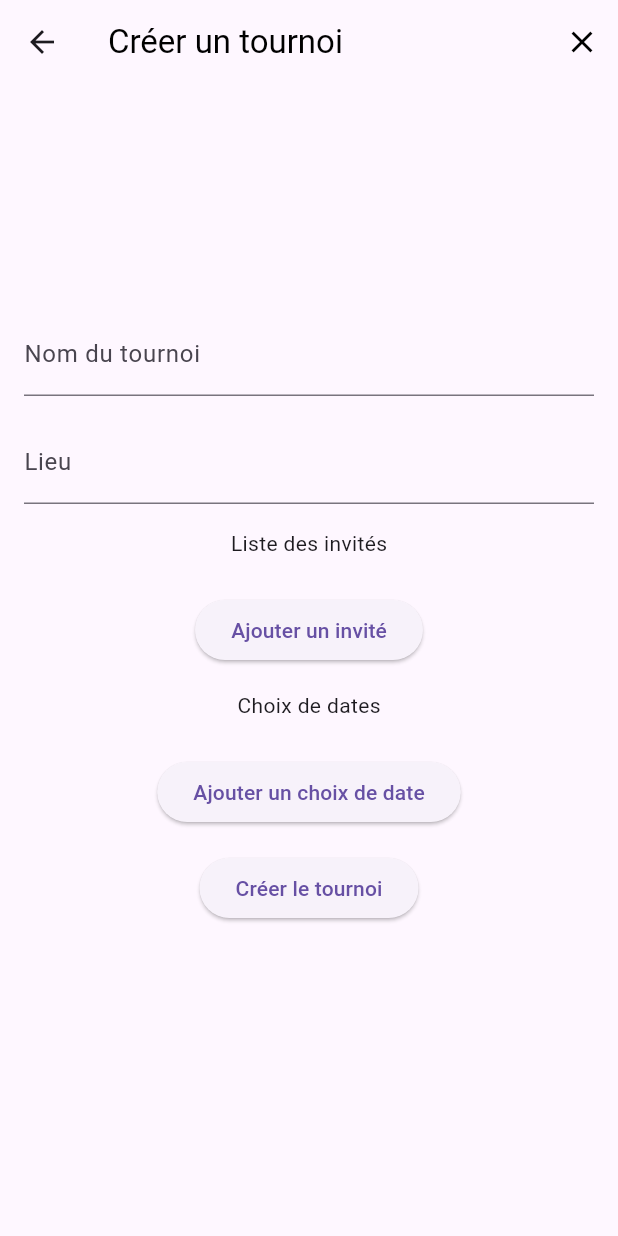
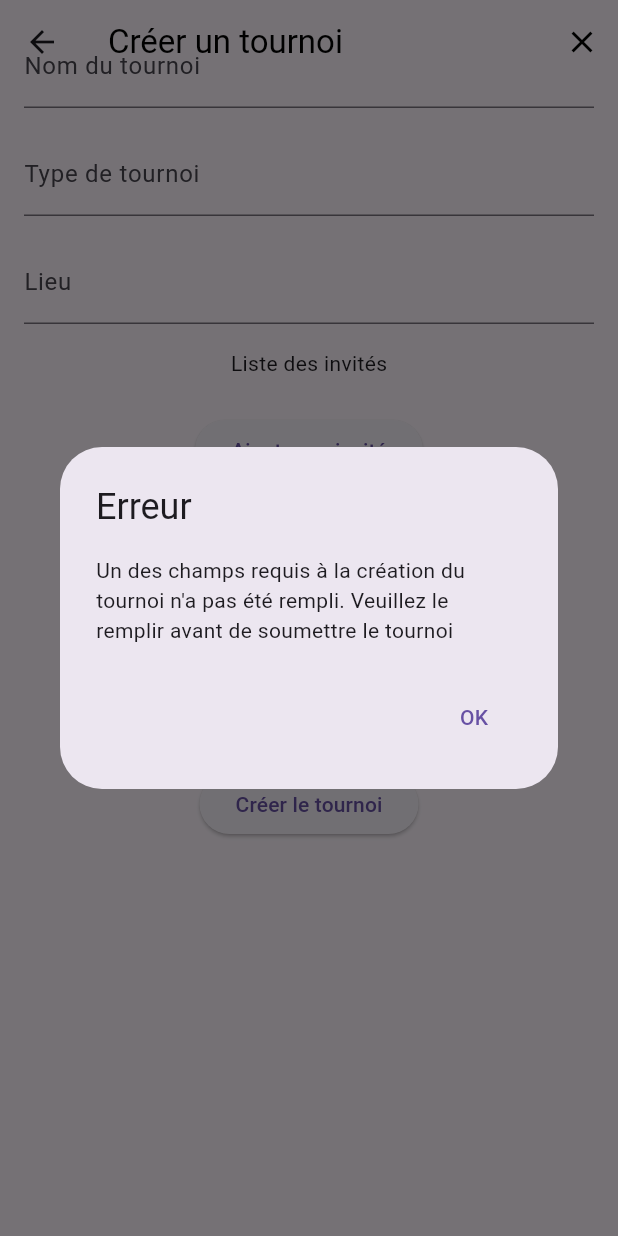
Before and after one commit to brakzog/tournamentManagement, a Flutter app: the CreateTournamentPage screen opened directly, after a tap on "Créer le tournoi", on a phone screen of 412 x 824 dp. Run offline on Flutter 3.47's test engine with Material 3 defaults, Android fonts, the phone set to English and light mode, and no system bars; our stand-ins replace firebase_auth, firebase_core, firebase_database, flutter_secure_storage, google_sign_in; missing offline and left inert: mailer, the_apple_sign_in; accounts and stored records are empty.

Commit message:
feat: adding tournament registration in firebase

```diff
--- a/lib/pages/create_tournament_page.dart
+++ b/lib/pages/create_tournament_page.dart
@@ -1,5 +1,10 @@
+import 'package:firebase_auth/firebase_auth.dart';
+import 'package:firebase_database/firebase_database.dart';
+import 'package:flutter/foundation.dart';
 import 'package:flutter/material.dart';
 import 'package:intl/intl.dart';
+import 'package:mailer/mailer.dart';
+import 'package:mailer/smtp_server/gmail.dart';
 
 class CreateTournamentPage extends StatefulWidget {
   const CreateTournamentPage({super.key});
@@ -12,6 +17,9 @@ class CreateTournamentPageState extends State<CreateTournamentPage> {
   final TextEditingController _tournamentNameController =
       TextEditingController();
   final TextEditingController _locationController = TextEditingController();
+  final TextEditingController _eventTypeController = TextEditingController();
+  final TextEditingController _expirationDateController =
+      TextEditingController();
   final List<String> _guestList = [];
   final List<DateTime> _selectedDates = [];
 
@@ -38,7 +46,8 @@ class CreateTournamentPageState extends State<CreateTournamentPage> {
           ),
         ],
       ),
-      body: Padding(
+      body: SingleChildScrollView(
+        child: Padding(
           padding: const EdgeInsets.all(16.0),
           child: Column(
             mainAxisAlignment: MainAxisAlignment.center,
@@ -48,6 +57,13 @@ class CreateTournamentPageState extends State<CreateTournamentPage> {
                 decoration: const InputDecoration(labelText: "Nom du tournoi"),
               ),
               const SizedBox(height: 16.0),
+              TextFormField(
+                controller: _eventTypeController,
+                decoration: const InputDecoration(labelText: "Type de tournoi"),
+              ),
+              const SizedBox(
+                height: 16.0,
+              ),
               TextFormField(
                 controller: _locationController,
                 decoration: const InputDecoration(labelText: "Lieu"),
@@ -73,11 +89,21 @@ class CreateTournamentPageState extends State<CreateTournamentPage> {
               const SizedBox(height: 16.0),
               ElevatedButton(
                 onPressed: () {
+                  _showExpirationDateTimePickerDialog(context);
+                },
+                child: Text(
+                    "Date limite d'inscription:\n ${_expirationDateController.text}"),
+              ),
+              const SizedBox(height: 16.0),
+              ElevatedButton(
+                onPressed: () {
                   // Traitement à effectuer lors de la soumission du formulaire
+                  submitTournament();
                 },
                 child: const Text("Créer le tournoi"),
               ),
             ],
+          ),
         ),
       ),
     );
@@ -115,7 +141,7 @@ class CreateTournamentPageState extends State<CreateTournamentPage> {
             onChanged: (value) {
               guest = value;
             },
-            decoration: const InputDecoration(hintText: 'Nom de l\'invité'),
+            decoration: const InputDecoration(hintText: 'Email de l\'invité'),
           ),
           actions: [
             TextButton(
@@ -135,7 +161,10 @@ class CreateTournamentPageState extends State<CreateTournamentPage> {
       },
     );
 
-    if (newGuest != null && newGuest.isNotEmpty) {
+    if (newGuest != null &&
+        newGuest.isNotEmpty &&
+        !_guestList.contains(newGuest) &&
+        isValidEmail(newGuest)) {
       setState(() {
         _guestList.add(newGuest);
       });
@@ -175,32 +204,58 @@ class CreateTournamentPageState extends State<CreateTournamentPage> {
     });
   }
 
+  Future<void> _showExpirationDateTimePickerDialog(BuildContext context) async {
+    DateTime currentDate = DateTime.now();
+
+    List<Object?> results = await Future.wait([
+      showDatePicker(
+        context: context,
+        initialDate: currentDate,
+        firstDate: currentDate,
+        lastDate: DateTime(currentDate.year + 100),
+        selectableDayPredicate: (DateTime date) {
+          return true;
+        },
+      ),
+    ]);
+
+    DateTime? pickedDate = results[0] as DateTime?;
+
+    if (pickedDate != null) {
+      setState(() {
+        _expirationDateController.text =
+            "${pickedDate.day}/${pickedDate.month}/${pickedDate.year}";
+      });
+    }
+  }
+
   // Fonction pour afficher le dialogue de sélection de dates
   Future<void> _showDateTimePickerDialog(BuildContext context) async {
     DateTime currentDate = DateTime.now();
 
     BuildContext dialogContext = context;
 
-    List<Object?> results = await Future.wait([
-      showDatePicker(
+    // Sélection de la date
+    DateTime? pickedDate = await showDatePicker(
       context: context,
       initialDate: currentDate,
       firstDate: currentDate,
-        lastDate: DateTime(2101),
+      lastDate: DateTime(currentDate.year + 100),
       selectableDayPredicate: (DateTime date) {
         return true;
       },
-      ),
-      showTimePicker(
+    );
+
+    if (pickedDate != null) {
+      // Sélection de l'heure
+      // ignore: use_build_context_synchronously
+      TimeOfDay? pickedTime = await showTimePicker(
         context: dialogContext,
         initialTime: TimeOfDay.now(),
-      ),
-    ]);
+      );
 
-    DateTime? pickedDate = results[0] as DateTime?;
-    TimeOfDay? pickedTime = results[1] as TimeOfDay?;
-
-    if (pickedDate != null && pickedTime != null) {
+      if (pickedTime != null) {
+        // Combinaison de la date et de l'heure sélectionnées
         DateTime selectedDateTime = DateTime(
           pickedDate.year,
           pickedDate.month,
@@ -209,12 +264,103 @@ class CreateTournamentPageState extends State<CreateTournamentPage> {
           pickedTime.minute,
         );
 
+        // Utilisez selectedDateTime selon vos besoins
         if (!_selectedDates.contains(selectedDateTime)) {
           setState(() {
             _selectedDates.add(selectedDateTime);
           });
         }
       }
+    }
+  }
+
+  void _showErrorDialog(BuildContext context, String errorMessage) {
+    showDialog(
+      context: context,
+      builder: (BuildContext context) {
+        return AlertDialog(
+          title: const Text("Erreur"),
+          content: Text(errorMessage),
+          actions: <Widget>[
+            TextButton(
+              onPressed: () {
+                Navigator.of(context).pop(); // Ferme la boîte de dialogue
+              },
+              child: const Text("OK"),
+            ),
+          ],
+        );
+      },
+    );
+  }
+
+  void submitTournament() {
+    String tournamentName = _tournamentNameController.text;
+    String location = _locationController.text;
+    String expirationDate = _expirationDateController.text;
+
+    // should always be not null as the user is already connected from here
+    String createdBy = (FirebaseAuth.instance.currentUser!.email)!;
+
+    if (tournamentName.isEmpty ||
+        location.isEmpty ||
+        _selectedDates.isEmpty ||
+        expirationDate.isEmpty ||
+        _guestList.isEmpty) {
+      _showErrorDialog(context,
+          "Un des champs requis à la création du tournoi n'a pas été rempli. Veuillez le remplir avant de soumettre le tournoi");
+      return;
+    }
+
+    // Get reference to tournament table from firebase
+    DatabaseReference tournamentRef =
+        FirebaseDatabase.instance.ref().child("tournois");
+
+    // Get the key chosen from this table (should check its unicity)
+    String key = '$tournamentName-${_locationController.text}';
+
+    //At this point, we have not already participant list
+    //(they have not confirmed yet their participation)
+    Map<String, dynamic> tournamentData = {
+      "createdBy": createdBy,
+      "location": location,
+      "sportEvent": _eventTypeController.text,
+      "tournamentDate": {
+        "suggestionDate": getSuggestionDate(),
+        "expirationDate": _expirationDateController.text,
+      },
+    };
+
+    // Enregistrez le tournoi dans la base de données en utilisant la clé composite
+    tournamentRef.child(key).set(tournamentData).then((value) {
+      // Tournoi enregistré avec succès
+      // Vous pouvez ajouter d'autres actions ici si nécessaire
+      if (kDebugMode) {
+        print("Tournoi enregistré avec succès");
+      }
+      notifyRegisteredUser();
+    }).catchError((error) {
+      // Gestion des erreurs
+      if (kDebugMode) {
+        print("Erreur lors de l'enregistrement du tournoi : $error");
+      }
+    });
+  }
+
+  //TODO voir comment on peut notifier l'application des utilisateurs invités
+  void notifyRegisteredUser() {}
+
+  List<String> getSuggestionDate() {
+    List<String> formattedDates = _selectedDates.map((dateTime) {
+      return DateFormat("dd/MM/yyyy à HH:mm:ss").format(dateTime);
+    }).toList();
+    return formattedDates;
+  }
+
+  bool isValidEmail(String input) {
+    final RegExp emailRegex =
+        RegExp(r'^[a-zA-Z0-9_.+-]+@[a-zA-Z0-9-]+\.[a-zA-Z0-9-.]+$');
+    return emailRegex.hasMatch(input);
   }
 }
 
```
Also changed, not shown: pubspec.yaml (+10 -8 lines), pubspec.lock, 2 other files. Lines whose indentation alone changed are shown as unchanged.
